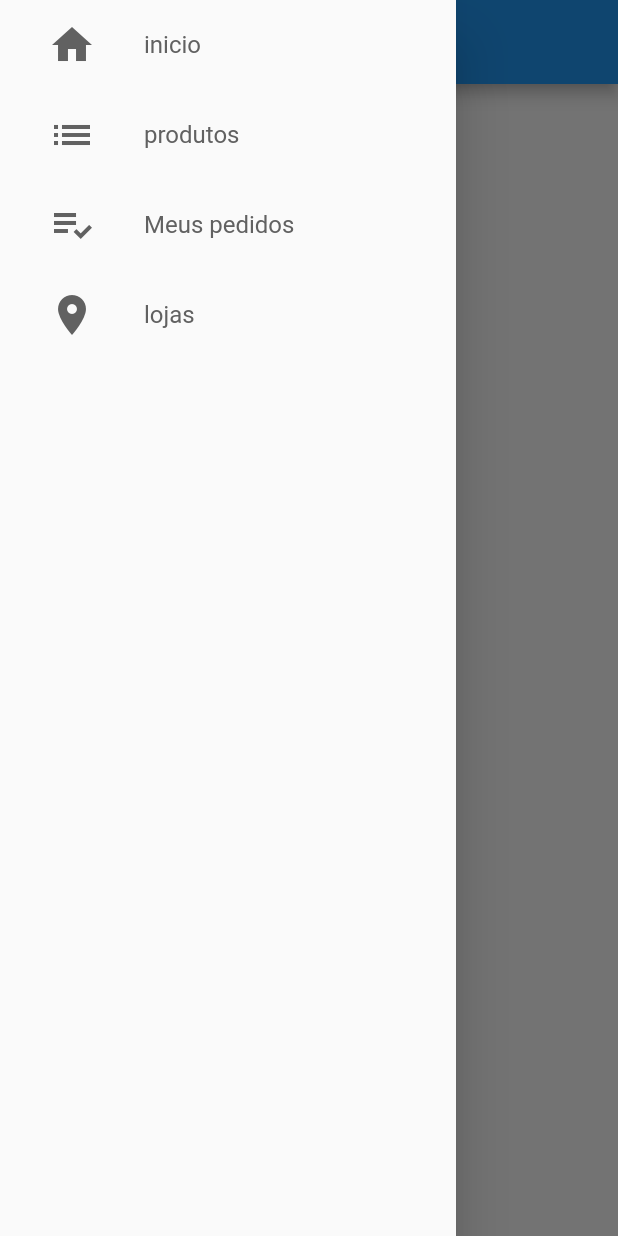
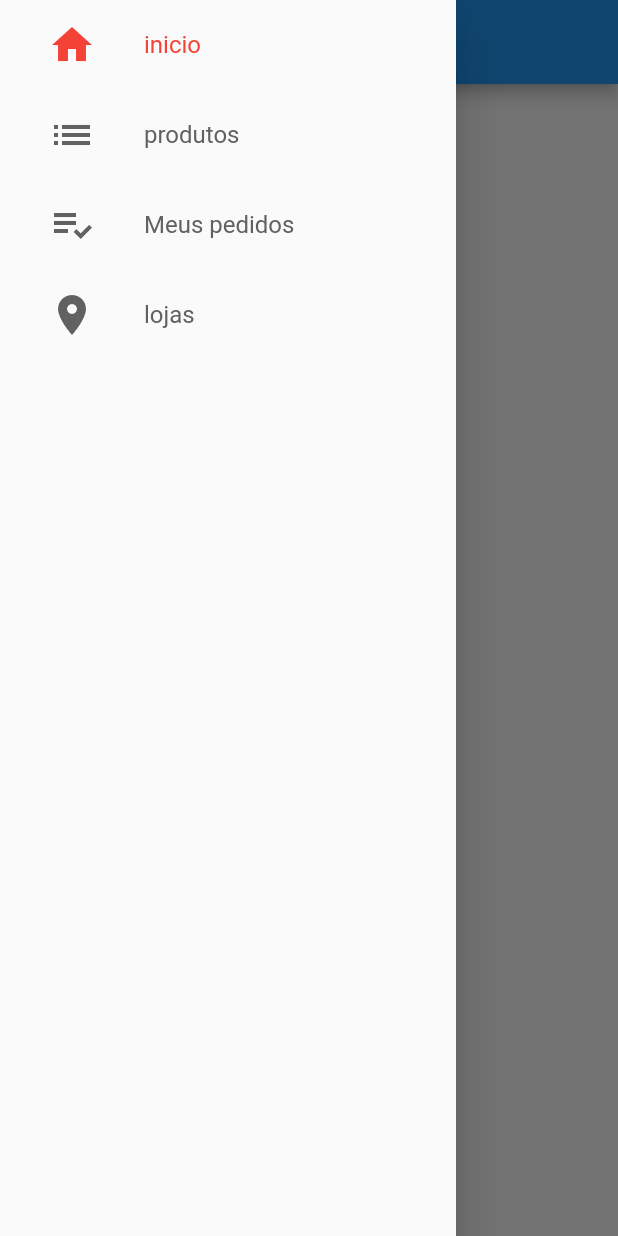
Before and after one commit to jribeiroo/store_virtual_on, a Flutter app: the screen it shows after launch, with the side drawer open, on a phone screen of 412 x 824 dp. Run offline on Flutter 3.47's test engine with Material 2 defaults, Android fonts, the light colour scheme and no system bars.

Commit message:
feat(drawer): cria provider PageManager
cria provider para salvar pagina atual e atribuir

fixes #5

```diff
--- a/lib/common/custom_drawer/drawer_tile.dart
+++ b/lib/common/custom_drawer/drawer_tile.dart
@@ -1,4 +1,7 @@
 import 'package:flutter/material.dart';
+import 'package:provider/provider.dart';
+
+import '../../models/page_maneger.dart';
 
 class DrawerTile extends StatelessWidget {
   const DrawerTile({ Key? key, this.iconData, this.title, this.page }) : super(key: key);
@@ -9,9 +12,12 @@ class DrawerTile extends StatelessWidget {
 
   @override
   Widget build(BuildContext context) {
+    final int curPage = context.watch<PageManager>().page; // pega a pagina atual
     return InkWell(
       onTap: (){
-        debugPrint('toquei aqui  $page',);
+
+        context.read<PageManager>().setPage(page!); //pega o provider e seta a pagina
+
       },
       child: SizedBox(
         height: 60,
@@ -22,14 +28,14 @@ class DrawerTile extends StatelessWidget {
               child: Icon(
                 iconData,
                 size: 32,
-                color: Colors.grey[700],
+                color: curPage == page ? Colors.red : Colors.grey[700],
               ),
             ),
             Text(
               title!,
               style: TextStyle(
                 fontSize: 16,
-                color: Colors.grey[700],
+                color: curPage == page ? Colors.red : Colors.grey[700],
               )
 
             )
--- a/lib/main.dart
+++ b/lib/main.dart
@@ -3,11 +3,8 @@
 import 'package:flutter/material.dart';
 import 'package:store_virtual_pro/screens/base/base_screend.dart';
 
-
-
 void main() async {
   runApp(const MyApp());
-
 }
 
 class MyApp extends StatelessWidget {
--- /dev/null
+++ b/lib/models/page_maneger.dart
@@ -0,0 +1,16 @@
+import 'package:flutter/cupertino.dart';
+
+class PageManager {
+  PageManager(this._pageController);
+
+  PageController _pageController;
+
+  int page = 0;
+
+  void setPage(int value) {
+    // trocar de pagina
+    if (value == page) return;
+    page = value;
+    _pageController.jumpToPage(value);
+  }
+}
--- a/lib/screens/base/base_screend.dart
+++ b/lib/screens/base/base_screend.dart
@@ -1,6 +1,8 @@
 import 'package:flutter/material.dart';
+import 'package:provider/provider.dart';
 
 import '../../common/custom_drawer/custom_drawer.dart';
+import '../../models/page_maneger.dart';
 
 class BaseScreen extends StatelessWidget {
 
@@ -8,7 +10,9 @@ class BaseScreen extends StatelessWidget {
 
   @override
   Widget build(BuildContext context) {
-    return PageView(
+    return Provider(
+      create: (_) => PageManager(pageController) , //cria o objeto do provider passar o PageController
+      child: PageView(
         controller: pageController,
         physics: const NeverScrollableScrollPhysics(),
         children: [
@@ -18,10 +22,29 @@ class BaseScreen extends StatelessWidget {
               title: const Text('home'),
             ),
           ),
-        Container(color: Colors.red,),
-        Container(color: Colors.yellow),
-        Container(color: Colors.blue),
+          Scaffold(
+            drawer: CustomDrawer() ,
+            appBar:  AppBar(
+              title: const Text('home2'),
+            ),
+          ),
+          Scaffold(
+            drawer: CustomDrawer() ,
+            appBar:  AppBar(
+              title: const Text('home3'),
+            ),
+          ),
+          Scaffold(
+            drawer: CustomDrawer() ,
+            appBar:  AppBar(
+              title: const Text('home4'),
+            ),
+          ),
+          // Container(color: Colors.red,),
+          // Container(color: Colors.yellow),
+          // Container(color: Colors.blue),
         ],
+      ),
     );
   }
 }
--- a/pubspec.yaml
+++ b/pubspec.yaml
@@ -38,6 +38,7 @@ dependencies:
   firebase_auth: ^3.3.17
   firebase_storage: ^10.2.15
   firebase_core: ^1.16.0
+  provider: ^6.0.3
 
 dev_dependencies:
   flutter_test:
```
Also changed, not shown: pubspec.lock. Lines whose indentation alone changed are shown as unchanged.
